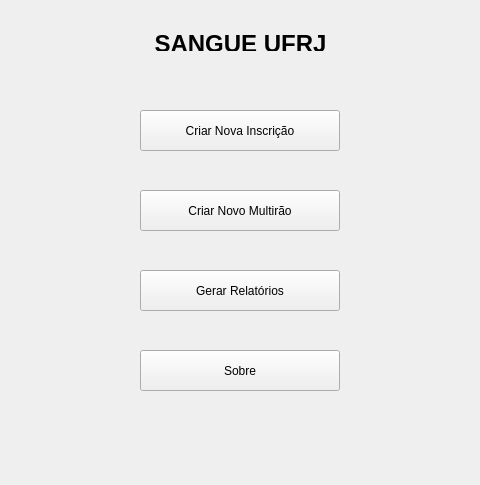
The window that dev/sangueDaUFRJ/mainmenu.ui (lucasdepaula/sbvbproject) describes before a commit, drawn with Qt 5.
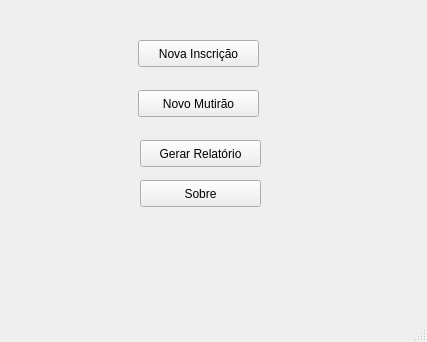
The same window after the commit.

Patch:
```diff
--- a/dev/sangueDaUFRJ/mainmenu.ui
+++ b/dev/sangueDaUFRJ/mainmenu.ui
@@ -6,110 +6,61 @@
    <rect>
     <x>0</x>
     <y>0</y>
-    <width>480</width>
-    <height>485</height>
+    <width>427</width>
+    <height>342</height>
    </rect>
   </property>
-  <property name="sizePolicy">
-   <sizepolicy hsizetype="Fixed" vsizetype="Fixed">
-    <horstretch>0</horstretch>
-    <verstretch>0</verstretch>
-   </sizepolicy>
-  </property>
-  <property name="minimumSize">
-   <size>
-    <width>480</width>
-    <height>485</height>
-   </size>
-  </property>
-  <property name="maximumSize">
-   <size>
-    <width>480</width>
-    <height>485</height>
-   </size>
-  </property>
   <property name="windowTitle">
    <string>MainWindow</string>
   </property>
   <widget class="QWidget" name="centralwidget">
-   <widget class="QLabel" name="label">
+   <widget class="QPushButton" name="pushButton">
     <property name="geometry">
      <rect>
-      <x>90</x>
-      <y>30</y>
-      <width>301</width>
-      <height>21</height>
+      <x>138</x>
+      <y>40</y>
+      <width>121</width>
+      <height>27</height>
      </rect>
     </property>
-    <property name="autoFillBackground">
-     <bool>false</bool>
+    <property name="text">
+     <string>Nova Inscrição</string>
     </property>
-    <property name="styleSheet">
-     <string notr="true">background:transparent;</string>
+   </widget>
+   <widget class="QPushButton" name="pushButton_2">
+    <property name="geometry">
+     <rect>
+      <x>138</x>
+      <y>90</y>
+      <width>121</width>
+      <height>27</height>
+     </rect>
     </property>
     <property name="text">
-     <string>&lt;html&gt;&lt;head/&gt;&lt;body&gt;&lt;p align=&quot;center&quot;&gt;&lt;span style=&quot; font-size:18pt; font-weight:600;&quot;&gt;SANGUE UFRJ&lt;/span&gt;&lt;/p&gt;&lt;/body&gt;&lt;/html&gt;</string>
+     <string>Novo Mutirão</string>
+    </property>
+   </widget>
+   <widget class="QPushButton" name="pushButton_3">
+    <property name="geometry">
+     <rect>
+      <x>140</x>
+      <y>140</y>
+      <width>121</width>
+      <height>27</height>
+     </rect>
+    </property>
+    <property name="text">
+     <string>Gerar Relatório</string>
     </property>
    </widget>
    <widget class="QPushButton" name="pushButton_4">
     <property name="geometry">
      <rect>
       <x>140</x>
-      <y>110</y>
-      <width>200</width>
-      <height>41</height>
+      <y>180</y>
+      <width>121</width>
+      <height>27</height>
      </rect>
-    </property>
-    <property name="styleSheet">
-     <string notr="true">font: 15pt &quot;Helvetica Neue&quot;;</string>
-    </property>
-    <property name="text">
-     <string>Criar Nova Inscrição</string>
-    </property>
-   </widget>
-   <widget class="QPushButton" name="pushButton_5">
-    <property name="geometry">
-     <rect>
-      <x>140</x>
-      <y>190</y>
-      <width>200</width>
-      <height>41</height>
-     </rect>
-    </property>
-    <property name="styleSheet">
-     <string notr="true">font: 15pt &quot;Helvetica Neue&quot;;</string>
-    </property>
-    <property name="text">
-     <string>Criar Novo Multirão</string>
-    </property>
-   </widget>
-   <widget class="QPushButton" name="pushButton_6">
-    <property name="geometry">
-     <rect>
-      <x>140</x>
-      <y>270</y>
-      <width>200</width>
-      <height>41</height>
-     </rect>
-    </property>
-    <property name="styleSheet">
-     <string notr="true">font: 15pt &quot;Helvetica Neue&quot;;</string>
-    </property>
-    <property name="text">
-     <string>Gerar Relatórios</string>
-    </property>
-   </widget>
-   <widget class="QPushButton" name="pushButton_7">
-    <property name="geometry">
-     <rect>
-      <x>140</x>
-      <y>350</y>
-      <width>200</width>
-      <height>41</height>
-     </rect>
-    </property>
-    <property name="styleSheet">
-     <string notr="true">font: 15pt &quot;Helvetica Neue&quot;;</string>
     </property>
     <property name="text">
      <string>Sobre</string>
@@ -126,6 +77,7 @@
     </rect>
    </property>
   </widget>
+  <widget class="QStatusBar" name="statusbar"/>
  </widget>
  <resources/>
  <connections/>
```
Left out of the diff: 6 changed lines with no effect on the pictures.
